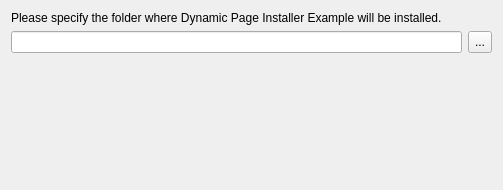
graycatya/CatLearnQt, file CatSoftwareStarterSetup/packages/CatSoftwareStarter/meta/targetwidget.ui: the form before one commit.
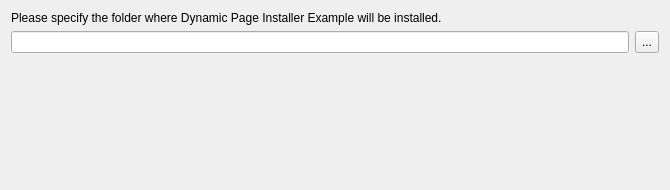
The form after the commit.

Patch:
```diff
--- a/CatSoftwareStarterSetup/packages/CatSoftwareStarter/meta/targetwidget.ui
+++ b/CatSoftwareStarterSetup/packages/CatSoftwareStarter/meta/targetwidget.ui
@@ -6,7 +6,7 @@
    <rect>
     <x>0</x>
     <y>0</y>
-    <width>503</width>
+    <width>670</width>
     <height>190</height>
    </rect>
   </property>
```
Left out of the diff: 2 changed lines with no effect on the pictures.
